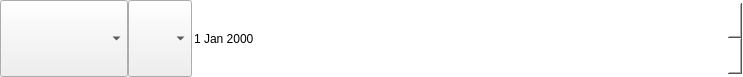
Old version of the form conditionwidget.ui in the repository Cannabis2013/FileMover.
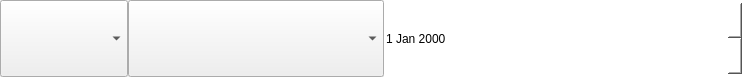
New version of the form. The open tabs and pages were chosen to show the change. Icons and pictures are not drawn.

Diff of the .ui file:
```diff
--- a/conditionwidget.ui
+++ b/conditionwidget.ui
@@ -455,6 +455,12 @@
                <verstretch>0</verstretch>
               </sizepolicy>
              </property>
+             <property name="minimumSize">
+              <size>
+               <width>256</width>
+               <height>0</height>
+              </size>
+             </property>
              <property name="maximumSize">
               <size>
                <width>64</width>
```
Left out of the diff: 6 changed lines with no effect on the pictures.
